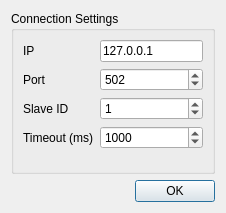
Qt form src/connectiondialog.ui (ModbusScope/ModbusScope) before a commit.
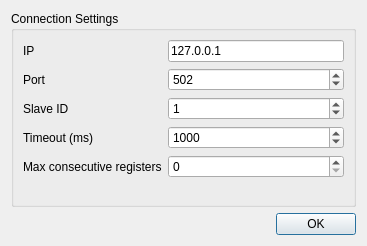
The same form after that commit. Icons and pictures are not drawn.

Commit message: Make consecutive register max configurable (closes #41)

What changed in the file:
```diff
--- a/src/connectiondialog.ui
+++ b/src/connectiondialog.ui
@@ -6,8 +6,8 @@
    <rect>
     <x>0</x>
     <y>0</y>
-    <width>226</width>
-    <height>213</height>
+    <width>367</width>
+    <height>246</height>
    </rect>
   </property>
   <property name="windowTitle">
@@ -105,6 +105,20 @@
         </property>
        </widget>
       </item>
+      <item row="4" column="0">
+       <widget class="QLabel" name="label_3">
+        <property name="text">
+         <string>Max consecutive registers</string>
+        </property>
+       </widget>
+      </item>
+      <item row="4" column="1">
+       <widget class="QSpinBox" name="spinConsecutiveMax">
+        <property name="maximum">
+         <number>125</number>
+        </property>
+       </widget>
+      </item>
      </layout>
     </widget>
    </item>
```
The commit also changes 10 other files.
